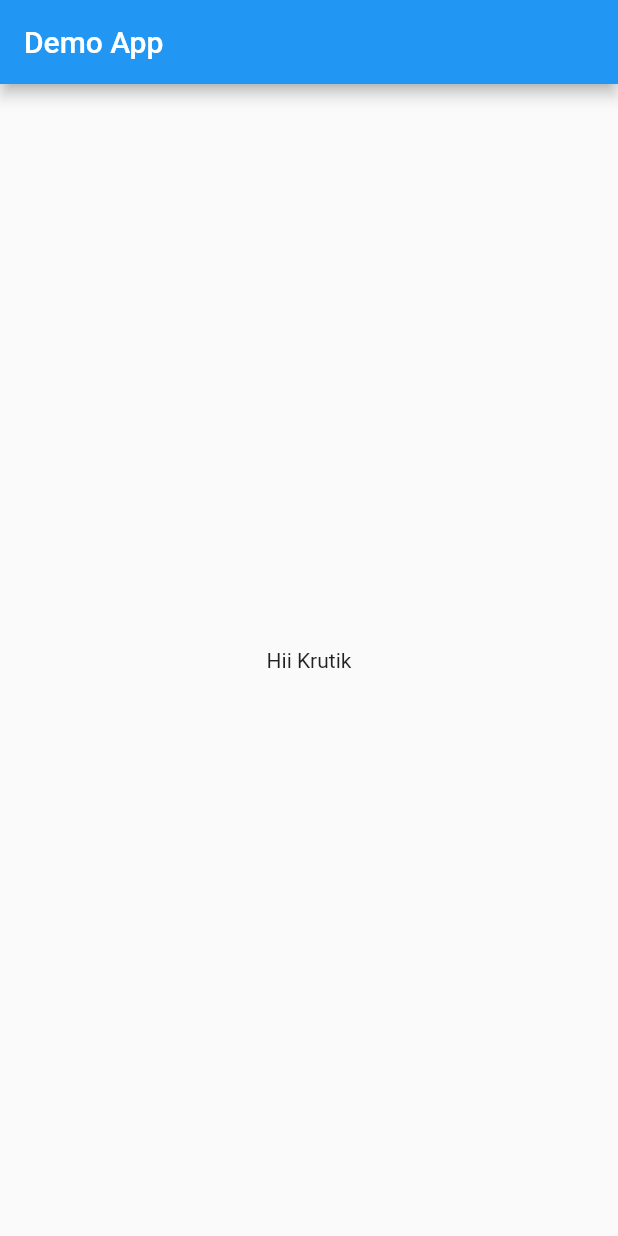
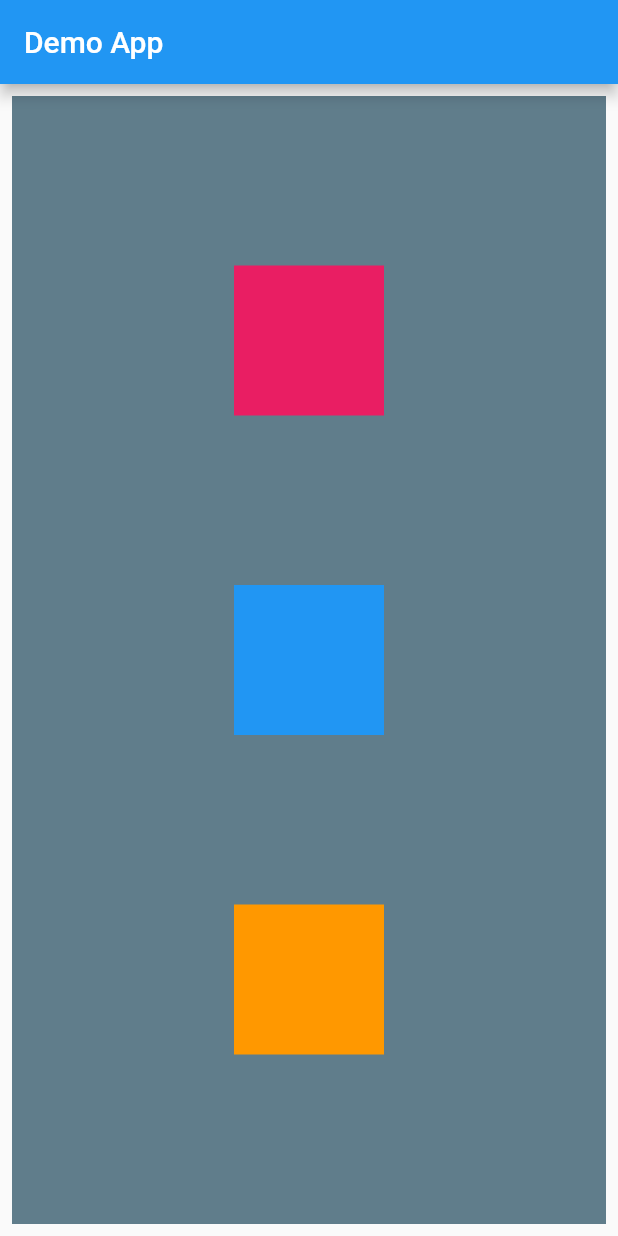
Before and after one commit to krutik-joflee/demo_application, a Flutter app: the screen it shows after launch, on a phone screen of 412 x 824 dp. Run offline on Flutter 3.47's test engine with Material 2 defaults, Android fonts, the phone set to English and light mode, and no system bars.

```diff
--- a/lib/main.dart
+++ b/lib/main.dart
@@ -14,8 +14,37 @@ class Homepage extends StatelessWidget {
   Widget build(BuildContext context) {
     return Scaffold(
       appBar: AppBar(title: const Text("Demo App")),
-      body: Container(
-        child: const Center(child: Text("Hii Krutik")),
+      body: Padding(
+        padding: const EdgeInsets.all(8.0),
+        child: Container(
+          color: Colors.blueGrey,
+          width: MediaQuery.of(context).size.width,
+          height: MediaQuery.of(context).size.height,
+          child: Column(
+            mainAxisAlignment: MainAxisAlignment.spaceEvenly,
+            crossAxisAlignment: CrossAxisAlignment.center,
+            children: [
+              Container(
+                padding: const EdgeInsets.all(8),
+                width: 100,
+                height: 100,
+                color: Colors.pink,
+              ),
+              Container(
+                padding: const EdgeInsets.all(8),
+                width: 100,
+                height: 100,
+                color: Colors.blue,
+              ),
+              Container(
+                padding: const EdgeInsets.all(8),
+                width: 100,
+                height: 100,
+                color: Colors.orange,
+              )
+            ],
+          ),
+        ),
       ),
     );
   }
```
Also changed, not shown: 1 other file.
